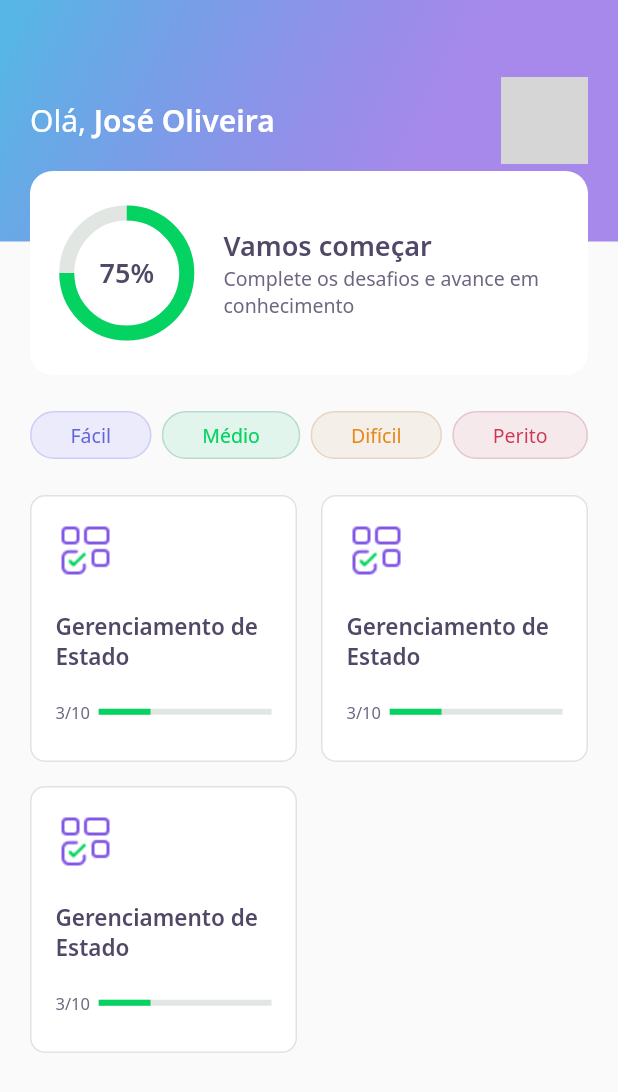
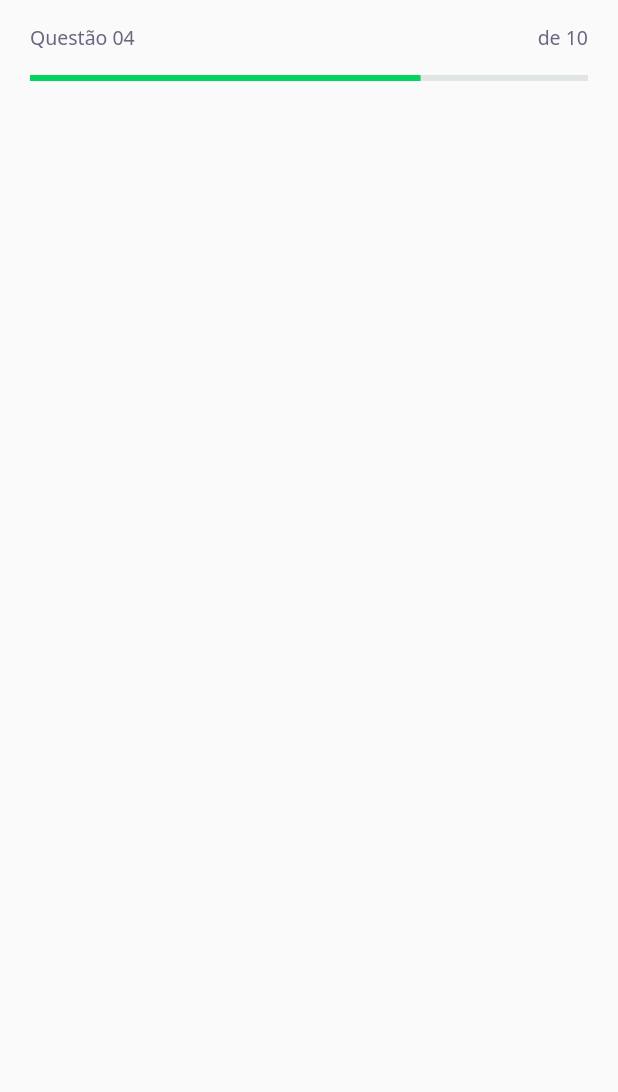
Before and after one commit to Olliveer/devquiz, a Flutter app: the screen it shows after launch, on a phone screen of 412 x 824 dp. Shown: the top 1092 px of the screen. Run offline on Flutter 3.47's test engine with Material 2 defaults, Android fonts, the phone set to English and light mode, and no system bars; our stand-ins replace google_fonts; grey boxes are pictures that could not be loaded.

Commit message:
create component ProgressIndicatorWidget, and challenge_page

```diff
--- /dev/null
+++ b/lib/challenge/challenge_page.dart
@@ -0,0 +1,24 @@
+import 'package:devquiz/challenge/widgets/question_indicator/question_indicator_widget.dart';
+import 'package:flutter/material.dart';
+
+class ChallengePage extends StatefulWidget {
+  ChallengePage({Key? key}) : super(key: key);
+
+  @override
+  _ChallengePageState createState() => _ChallengePageState();
+}
+
+class _ChallengePageState extends State<ChallengePage> {
+  @override
+  Widget build(BuildContext context) {
+    return Scaffold(
+      appBar: PreferredSize(
+        preferredSize: Size.fromHeight(80),
+        child: SafeArea(
+          top: true,
+          child: QuestionIndicatorWidget(),
+        ),
+      ),
+    );
+  }
+}
--- /dev/null
+++ b/lib/challenge/widgets/question_indicator/question_indicator_widget.dart
@@ -0,0 +1,40 @@
+import 'package:devquiz/core/app_text_styles.dart';
+import 'package:devquiz/shared/widgets/progress_indicator/progress_indicator_widget.dart';
+import 'package:flutter/material.dart';
+
+class QuestionIndicatorWidget extends StatelessWidget {
+  const QuestionIndicatorWidget({Key? key}) : super(key: key);
+
+  @override
+  Widget build(BuildContext context) {
+    return Container(
+      padding: const EdgeInsets.symmetric(horizontal: 20),
+      child: Column(
+        children: [
+          SizedBox(
+            height: 16,
+          ),
+          Row(
+            mainAxisAlignment: MainAxisAlignment.spaceBetween,
+            children: [
+              Text(
+                "Questão 04",
+                style: AppTextStyles.body,
+              ),
+              Text(
+                "de 10",
+                style: AppTextStyles.body,
+              ),
+            ],
+          ),
+          SizedBox(
+            height: 16,
+          ),
+          ProgressIndicatorWidget(
+            value: 0.7,
+          )
+        ],
+      ),
+    );
+  }
+}
--- a/lib/core/app_widget.dart
+++ b/lib/core/app_widget.dart
@@ -1,3 +1,4 @@
+import 'package:devquiz/challenge/challenge_page.dart';
 import 'package:devquiz/splash/splash_page.dart';
 import 'package:flutter/material.dart';
 
@@ -6,7 +7,7 @@ class AppWidget extends StatelessWidget {
   Widget build(BuildContext context) {
     return MaterialApp(
       title: "DevQuiz",
-      home: SplashPage(),
+      home: ChallengePage(),
     );
   }
 }
--- a/lib/home/widgets/quiz_card/quiz_card_widget.dart
+++ b/lib/home/widgets/quiz_card/quiz_card_widget.dart
@@ -1,6 +1,7 @@
 import 'package:devquiz/core/app_colors.dart';
 import 'package:devquiz/core/app_images.dart';
 import 'package:devquiz/core/app_text_styles.dart';
+import 'package:devquiz/shared/widgets/progress_indicator/progress_indicator_widget.dart';
 import 'package:flutter/material.dart';
 
 class QuizCardWidget extends StatelessWidget {
@@ -48,11 +49,8 @@ class QuizCardWidget extends StatelessWidget {
               ),
               Expanded(
                 flex: 4,
-                child: LinearProgressIndicator(
+                child: ProgressIndicatorWidget(
                   value: 0.3,
-                  backgroundColor: AppColors.chartSecondary,
-                  valueColor:
-                      AlwaysStoppedAnimation<Color>(AppColors.chartPrimary),
                 ),
               ),
             ],
--- a/lib/main.dart
+++ b/lib/main.dart
@@ -1,18 +1,6 @@
+import 'package:devquiz/core/core.dart';
 import 'package:flutter/material.dart';
 
-import 'home/home_page.dart';
-
 void main() {
-  runApp(MyApp());
+  runApp(AppWidget());
 }
-
-class MyApp extends StatelessWidget {
-  @override
-  Widget build(BuildContext context) {
-    return MaterialApp(
-      title: 'DevQuiz',
-      debugShowCheckedModeBanner: false,
-      home: HomePage(),
-    );
-  }
-}
--- /dev/null
+++ b/lib/shared/widgets/progress_indicator/progress_indicator_widget.dart
@@ -0,0 +1,17 @@
+import 'package:devquiz/core/core.dart';
+import 'package:flutter/material.dart';
+
+class ProgressIndicatorWidget extends StatelessWidget {
+  final double value;
+  const ProgressIndicatorWidget({Key? key, required this.value})
+      : super(key: key);
+
+  @override
+  Widget build(BuildContext context) {
+    return LinearProgressIndicator(
+      value: value,
+      backgroundColor: AppColors.chartSecondary,
+      valueColor: AlwaysStoppedAnimation<Color>(AppColors.chartPrimary),
+    );
+  }
+}
```
